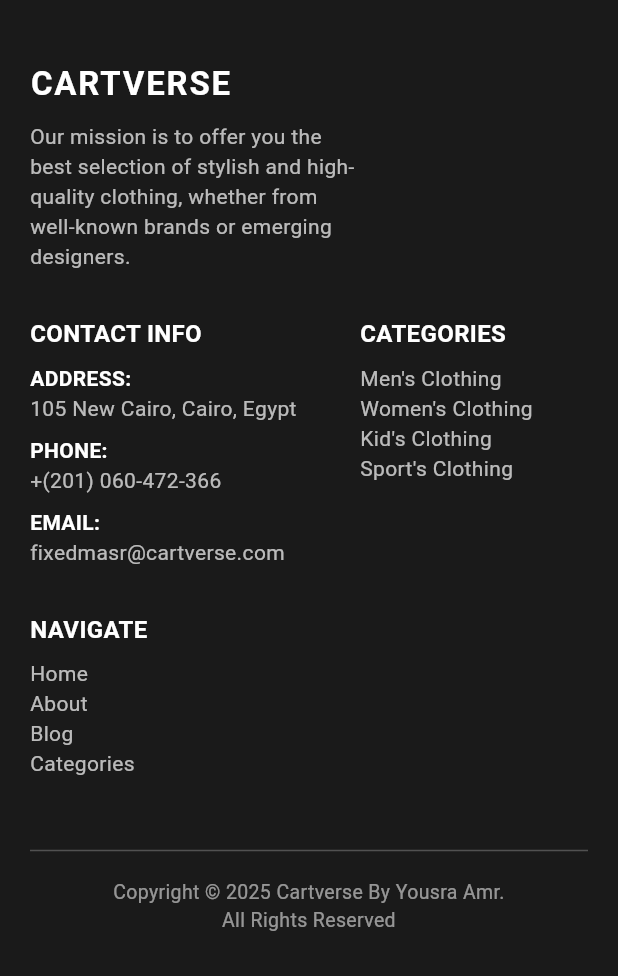
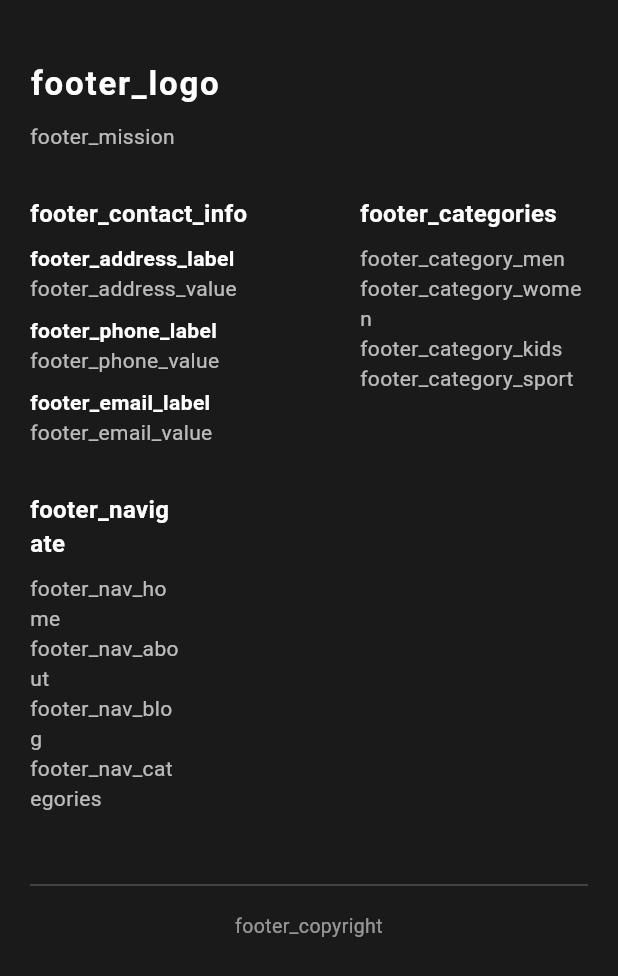
Before and after one commit to yousraamr/CartVerse, a Flutter app: the Footer widget shown alone on an empty page, opened directly, on a phone screen of 412 x 824 dp. Shown: the top 976 px of the screen. Run offline on Flutter 3.47's test engine with Material 3 defaults, Android fonts, the phone set to English and light mode, and no system bars; our stand-ins replace easy_localization, flutter_bloc, google_maps_flutter, permission_handler, shared_preferences; accounts and stored records are empty; network calls fail.

Commit message:
Localized footer.dart with .tr() support

```diff
--- a/lib/view/footer.dart
+++ b/lib/view/footer.dart
@@ -1,4 +1,5 @@
 import 'package:flutter/material.dart';
+import 'package:easy_localization/easy_localization.dart';
 
 class Footer extends StatelessWidget {
   const Footer({super.key});
@@ -9,7 +10,7 @@ class Footer extends StatelessWidget {
       color: const Color(0xFF1A1A1A),
       padding: const EdgeInsets.symmetric(horizontal: 20, vertical: 40),
       width: double.infinity,
-      child: const Column(
+      child: Column(
         crossAxisAlignment: CrossAxisAlignment.start,
         children: [
           // Top Row (Logo + Sections)
@@ -24,18 +25,18 @@ class Footer extends StatelessWidget {
                   crossAxisAlignment: CrossAxisAlignment.start,
                   children: [
                     Text(
-                      'CARTVERSE',
-                      style: TextStyle(
+                      'footer_logo'.tr(),
+                      style: const TextStyle(
                         fontSize: 22,
                         fontWeight: FontWeight.bold,
                         color: Colors.white,
                         letterSpacing: 1.2,
                       ),
                     ),
-                    SizedBox(height: 10),
+                    const SizedBox(height: 10),
                     Text(
-                      'Our mission is to offer you the best selection of stylish and high-quality clothing, whether from well-known brands or emerging designers.',
-                      style: TextStyle(color: Colors.white70, fontSize: 14),
+                      'footer_mission'.tr(),
+                      style: const TextStyle(color: Colors.white70, fontSize: 14),
                     ),
                   ],
                 ),
@@ -48,22 +49,22 @@ class Footer extends StatelessWidget {
                   crossAxisAlignment: CrossAxisAlignment.start,
                   children: [
                     Text(
-                      'CONTACT INFO',
-                      style: TextStyle(
+                      'footer_contact_info'.tr(),
+                      style: const TextStyle(
                         color: Colors.white,
                         fontWeight: FontWeight.bold,
                         fontSize: 16,
                       ),
                     ),
-                    SizedBox(height: 8),
-                    Text('ADDRESS:', style: TextStyle(color: Colors.white, fontWeight: FontWeight.bold)),
-                    Text('105 New Cairo, Cairo, Egypt', style: TextStyle(color: Colors.white70)),
-                    SizedBox(height: 8),
-                    Text('PHONE:', style: TextStyle(color: Colors.white, fontWeight: FontWeight.bold)),
-                    Text('+(201) 060-472-366', style: TextStyle(color: Colors.white70)),
-                    SizedBox(height: 8),
-                    Text('EMAIL:', style: TextStyle(color: Colors.white, fontWeight: FontWeight.bold)),
-                    Text('fixedmasr@cartverse.com', style: TextStyle(color: Colors.white70)),
+                    const SizedBox(height: 8),
+                    Text('footer_address_label'.tr(), style: const TextStyle(color: Colors.white, fontWeight: FontWeight.bold)),
+                    Text('footer_address_value'.tr(), style: const TextStyle(color: Colors.white70)),
+                    const SizedBox(height: 8),
+                    Text('footer_phone_label'.tr(), style: const TextStyle(color: Colors.white, fontWeight: FontWeight.bold)),
+                    Text('footer_phone_value'.tr(), style: const TextStyle(color: Colors.white70)),
+                    const SizedBox(height: 8),
+                    Text('footer_email_label'.tr(), style: const TextStyle(color: Colors.white, fontWeight: FontWeight.bold)),
+                    Text('footer_email_value'.tr(), style: const TextStyle(color: Colors.white70)),
                   ],
                 ),
               ),
@@ -75,18 +76,18 @@ class Footer extends StatelessWidget {
                   crossAxisAlignment: CrossAxisAlignment.start,
                   children: [
                     Text(
-                      'CATEGORIES',
-                      style: TextStyle(
+                      'footer_categories'.tr(),
+                      style: const TextStyle(
                         color: Colors.white,
                         fontWeight: FontWeight.bold,
                         fontSize: 16,
                       ),
                     ),
-                    SizedBox(height: 8),
-                    Text('Men\'s Clothing', style: TextStyle(color: Colors.white70)),
-                    Text('Women\'s Clothing', style: TextStyle(color: Colors.white70)),
-                    Text('Kid\'s Clothing', style: TextStyle(color: Colors.white70)),
-                    Text('Sport\'s Clothing', style: TextStyle(color: Colors.white70)),
+                    const SizedBox(height: 8),
+                    Text('footer_category_men'.tr(), style: const TextStyle(color: Colors.white70)),
+                    Text('footer_category_women'.tr(), style: const TextStyle(color: Colors.white70)),
+                    Text('footer_category_kids'.tr(), style: const TextStyle(color: Colors.white70)),
+                    Text('footer_category_sport'.tr(), style: const TextStyle(color: Colors.white70)),
                   ],
                 ),
               ),
@@ -98,33 +99,33 @@ class Footer extends StatelessWidget {
                   crossAxisAlignment: CrossAxisAlignment.start,
                   children: [
                     Text(
-                      'NAVIGATE',
-                      style: TextStyle(
+                      'footer_navigate'.tr(),
+                      style: const TextStyle(
                         color: Colors.white,
                         fontWeight: FontWeight.bold,
                         fontSize: 16,
                       ),
                     ),
-                    SizedBox(height: 8),
-                    Text('Home', style: TextStyle(color: Colors.white70)),
-                    Text('About', style: TextStyle(color: Colors.white70)),
-                    Text('Blog', style: TextStyle(color: Colors.white70)),
-                    Text('Categories', style: TextStyle(color: Colors.white70)),
+                    const SizedBox(height: 8),
+                    Text('footer_nav_home'.tr(), style: const TextStyle(color: Colors.white70)),
+                    Text('footer_nav_about'.tr(), style: const TextStyle(color: Colors.white70)),
+                    Text('footer_nav_blog'.tr(), style: const TextStyle(color: Colors.white70)),
+                    Text('footer_nav_categories'.tr(), style: const TextStyle(color: Colors.white70)),
                   ],
                 ),
               ),
             ],
           ),
 
-           SizedBox(height: 40),
+          const SizedBox(height: 40),
 
           // Bottom Divider + Copyright
-           Divider(color: Colors.white24),
-           SizedBox(height: 10),
-           Center(
+          const Divider(color: Colors.white24),
+          const SizedBox(height: 10),
+          Center(
             child: Text(
-              'Copyright © 2025 Cartverse By Yousra Amr.\nAll Rights Reserved',
-              style: TextStyle(color: Colors.white54, fontSize: 13),
+              'footer_copyright'.tr(),
+              style: const TextStyle(color: Colors.white54, fontSize: 13),
               textAlign: TextAlign.center,
             ),
           ),
```
